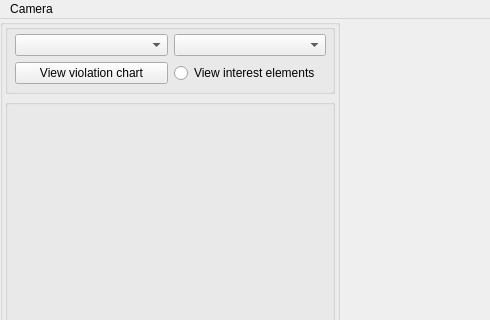
First picture: the form in mainwindow.ui, repository ionutpoeana/Licenta, before the edit; both pictures show x 0 to 490 and y 0 to 320 of the 1500 by 730 pixel window.
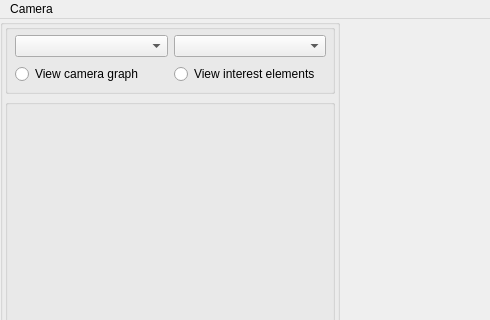
Second picture: the form after the edit.

Patch:
```diff
--- a/mainwindow.ui
+++ b/mainwindow.ui
@@ -57,7 +57,7 @@
      <property name="title">
       <string/>
      </property>
-     <widget class="QWidget" name="">
+     <widget class="QWidget" name="layoutWidget">
       <property name="geometry">
        <rect>
         <x>10</x>
@@ -73,13 +73,6 @@
        <item row="0" column="1">
         <widget class="QComboBox" name="cbName"/>
        </item>
-       <item row="1" column="0">
-        <widget class="QPushButton" name="pushButton">
-         <property name="text">
-          <string>View violation chart</string>
-         </property>
-        </widget>
-       </item>
        <item row="1" column="1">
         <widget class="QRadioButton" name="rbViewInterestElements">
          <property name="text">
@@ -87,6 +80,13 @@
          </property>
         </widget>
        </item>
+       <item row="1" column="0">
+        <widget class="QRadioButton" name="rvViewCameraGraph">
+         <property name="text">
+          <string>View camera graph</string>
+         </property>
+        </widget>
+       </item>
       </layout>
      </widget>
     </widget>
```
Left out of the diff: 19 changed lines with no effect on the pictures.
